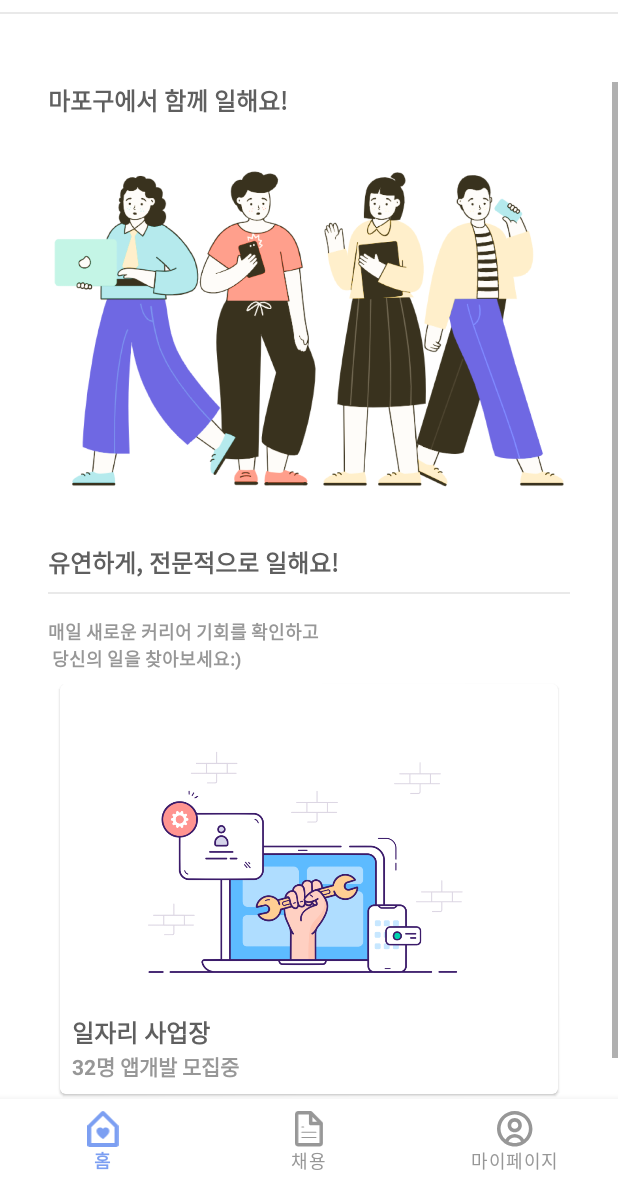
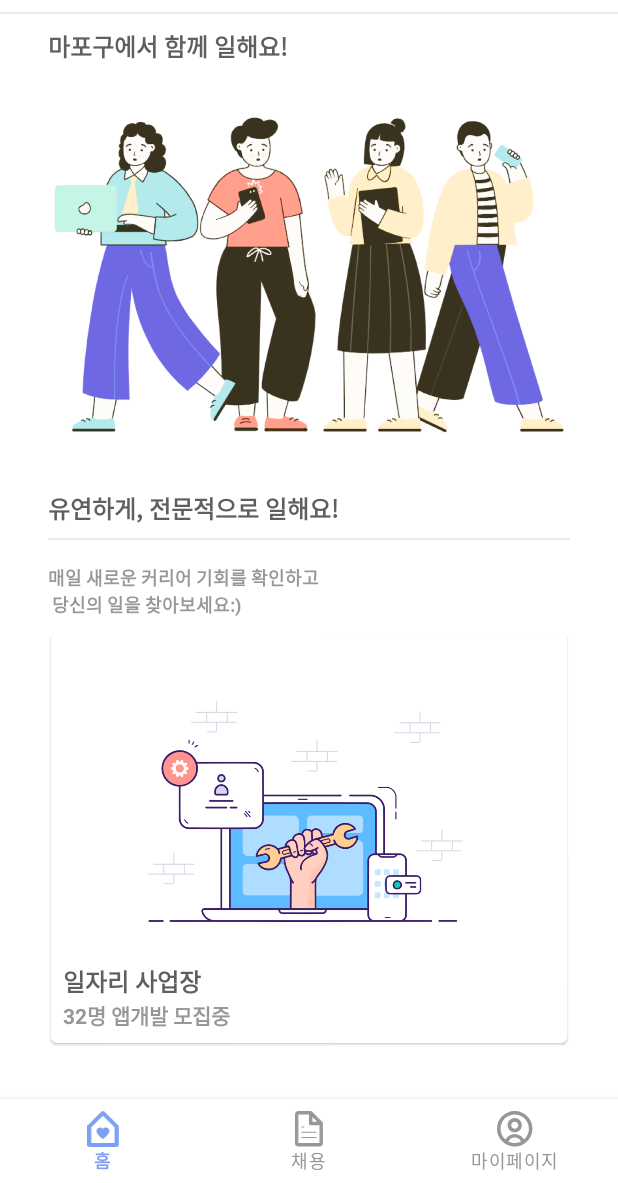
Before and after one commit to MapoTenTeam/APP, an Android app: the screen it shows after launch (MainActivity), after a tap on "로그인", on a phone screen of 412 x 824 dp, the part 53-1236 px from its top. Run offline under Robolectric (Android 15) with nearby library versions, the phone set to English and light mode, and no system bars; our stand-ins replace navigation-ui; 1 other tap on this screen came first.

Commit message:
STYLE : home

```diff
--- a/MapoTen/app/src/main/res/layout/fragment_home_01.xml
+++ b/MapoTen/app/src/main/res/layout/fragment_home_01.xml
@@ -45,18 +45,23 @@
             android:layout_height="@dimen/size_1"
             android:layout_marginTop="@dimen/margin_8"
             android:background="#60c4c4c4" />
+
+
+
     </LinearLayout>
 
 
     <androidx.constraintlayout.widget.ConstraintLayout
         android:layout_width="match_parent"
         android:layout_height="wrap_content"
-        android:layout_marginTop="@dimen/margin_90"
+        android:layout_marginTop="46dp"
         tools:context=".MainActivity">
 
         <ScrollView
             android:layout_width="match_parent"
-            android:layout_height="match_parent">
+            android:layout_height="match_parent"
+            tools:layout_editor_absoluteX="0dp"
+            tools:layout_editor_absoluteY="45dp">
 
             <LinearLayout
                 android:layout_width="match_parent"
@@ -72,6 +77,7 @@
                     android:text="@string/home_join_mapo"
                     android:textColor="@color/text_darkGrey"
                     android:textSize="@dimen/text_16"
+                    android:layout_marginTop="@dimen/margin_8"
                     android:textStyle="bold" />
 
                 <ImageView
@@ -97,6 +103,7 @@
                     android:layout_width="match_parent"
                     android:layout_height="wrap_content"
                     android:layout_marginTop="@dimen/margin_16"
+                    android:layout_marginBottom="@dimen/margin_8"
                     android:text="@string/home_banner_content"
                     android:textColor="@color/text_middleGrey"
                     android:textSize="@dimen/text_12"
@@ -105,8 +112,8 @@
                 <com.google.android.material.card.MaterialCardView
                     android:layout_width="match_parent"
                     android:layout_height="wrap_content"
-                    app:strokeWidth="@dimen/size_4"
-                    android:layout_margin="@dimen/margin_8">
+                    android:layout_margin="@dimen/margin_2"
+                    app:strokeWidth="@dimen/size_4">
 
                     <androidx.viewpager2.widget.ViewPager2
                         android:id="@+id/home_viewPager2"
@@ -116,7 +123,6 @@
                 </com.google.android.material.card.MaterialCardView>
 
 
-
             </LinearLayout>
         </ScrollView>
     </androidx.constraintlayout.widget.ConstraintLayout>
```
